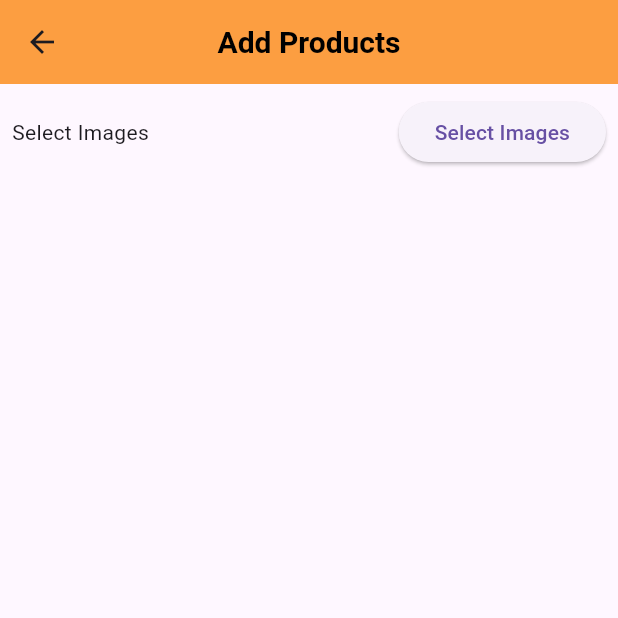
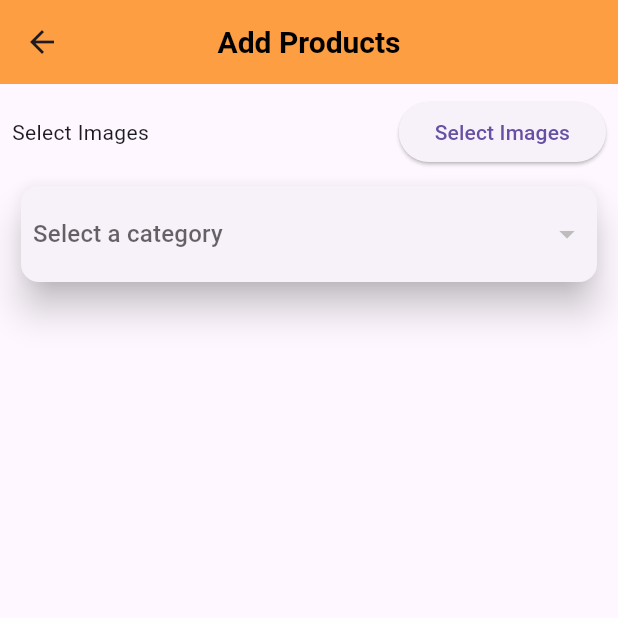
Before and after one commit to Anik-Adnan/BiswasShopAdminPanel, a Flutter app: the AddProductScreen screen opened directly, on a phone screen of 412 x 824 dp, the top half of it. Run offline on Flutter 3.47's test engine with Material 3 defaults, Android fonts, the phone set to English and light mode, and no system bars; our stand-ins replace cached_network_image, cloud_firestore, device_info_plus, firebase_core, firebase_storage, flutter_easyloading and 3 more; accounts and stored records are empty.

Commit message:
drop down controller and widget adde

```diff
--- a/biswas_shop_admin_panel/lib/screens/add_product_screen.dart
+++ b/biswas_shop_admin_panel/lib/screens/add_product_screen.dart
@@ -8,6 +8,7 @@ import 'package:biswas_shop_admin_panel/controllers/count_all_products_controlle
 import 'package:biswas_shop_admin_panel/model/product-model.dart';
 import 'package:biswas_shop_admin_panel/screens/single_product_screen.dart';
 import 'package:biswas_shop_admin_panel/utils/app_constant.dart';
+import 'package:biswas_shop_admin_panel/widgets/dropdown_category_widget.dart';
 import 'package:cached_network_image/cached_network_image.dart';
 import 'package:cloud_firestore/cloud_firestore.dart';
 import 'package:flutter/cupertino.dart';
@@ -38,7 +39,9 @@ class AddProductScreen extends StatelessWidget {
         title: const Text("Add Products"),
         backgroundColor: AppConstant.appMainColor,
       ),
-      body: Container(
+      body: SingleChildScrollView(
+        physics:BouncingScrollPhysics(),
+        child: Container(
           child: Column(
             children: [
               Padding(
@@ -55,6 +58,7 @@ class AddProductScreen extends StatelessWidget {
                   ],
                 ),
               ),
+
               //show Images
               GetBuilder<ProductImagesController>(
                 init: ProductImagesController(),
@@ -112,7 +116,9 @@ class AddProductScreen extends StatelessWidget {
                       : SizedBox.shrink();
                 },
               ),
+              DropDownCategoryWidget(),
             ],
+          ),
         ),
       ),
 
--- a/biswas_shop_admin_panel/lib/widgets/dropdown_category_widget.dart
+++ b/biswas_shop_admin_panel/lib/widgets/dropdown_category_widget.dart
@@ -1,6 +1,7 @@
 
 import 'package:biswas_shop_admin_panel/controllers/category_dropdown_controller.dart';
 import 'package:flutter/cupertino.dart';
+import 'package:flutter/material.dart';
 import 'package:get/get.dart';
 
 class DropDownCategoryWidget extends StatelessWidget{
@@ -11,7 +12,49 @@ class DropDownCategoryWidget extends StatelessWidget{
           return Column(
             children: [
               Container(
-                margin: EdgeInsets.symmetric(),
+                margin: EdgeInsets.symmetric(horizontal: 10.0),
+                child: Card(
+                  elevation: 10,
+                  child: Padding(
+                    padding: EdgeInsets.all(8.0),
+                    child: DropdownButton<String>(
+                        value: categoryDropDownController.selectedCategoryId?.value,
+                        items: categoryDropDownController.categories.map(
+                            (category){
+                              return DropdownMenuItem<String>(
+                                value: category['categoryId'],
+                                  child: Row(
+                                    children: [
+                                      CircleAvatar(
+                                        backgroundImage: NetworkImage(
+                                          category['categoryImg'].toString(),
+                                        ),
+                                      ),
+                                      SizedBox(
+                                        width: 20,
+                                      ),
+                                      Text(category['categoryName'])
+                                    ],
+
+                                  )
+                              );
+                            }
+                        ).toList(),
+                         onChanged: (String? selectedValue) async {
+                          categoryDropDownController.setSelectedCategory(selectedValue);
+                          String? categoryName = await categoryDropDownController.getCategoryName(selectedValue);
+                          categoryDropDownController.setSelectedCategoryName(categoryName);
+                         },
+                      hint: const Text(
+                        'Select a category',
+                      ),
+                      isExpanded: true,
+                      elevation: 10,
+                      underline: const SizedBox.shrink(),
+
+                    ),
+                  ),
+                ),
               ),
             ],
           );
```
Lines whose indentation alone changed are shown as unchanged.
